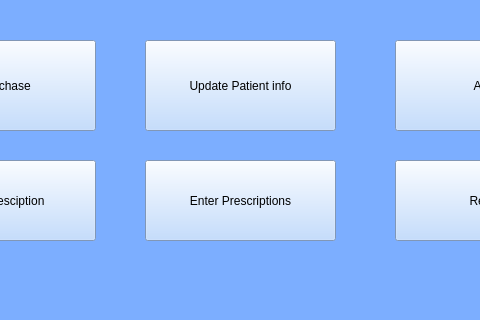
Above: UI/Dashboard.ui from BennettPJ/SFWE403-Sem-Proj before the change; both pictures show x 175 to 655 and y 280 to 600 of the 1083 by 600 pixel window. Below: the same form after it.
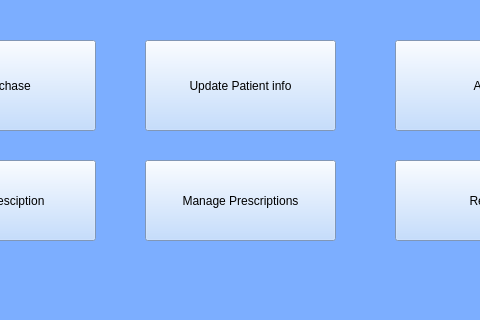
That is the form after the change. Icons and pictures are not drawn.

Commit message: added in filling of prescription feature

```diff
--- a/UI/Dashboard.ui
+++ b/UI/Dashboard.ui
@@ -165,7 +165,7 @@
      <string notr="true">background-color: rgb(180, 212, 255);</string>
     </property>
     <property name="text">
-     <string>Enter Prescriptions</string>
+     <string>Manage Prescriptions</string>
     </property>
     <property name="icon">
      <iconset resource="../resources/pharm.qrc">
```
The commit also changes 10 other files.
